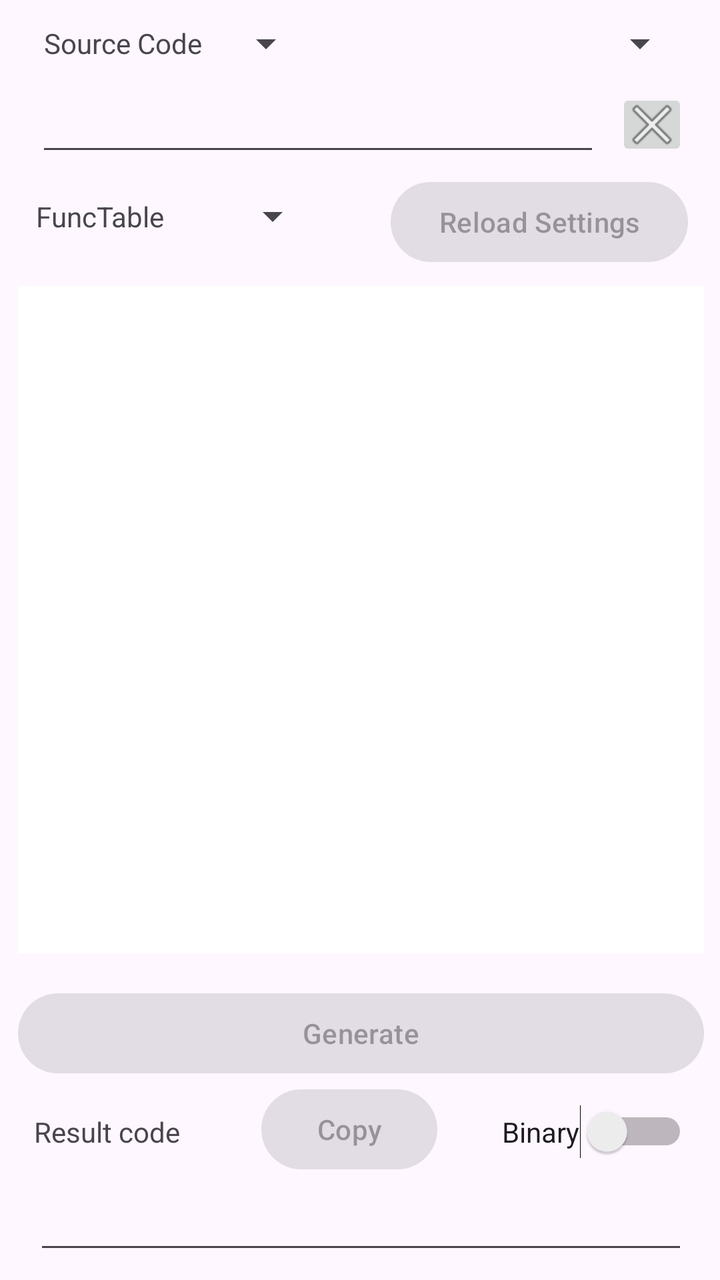
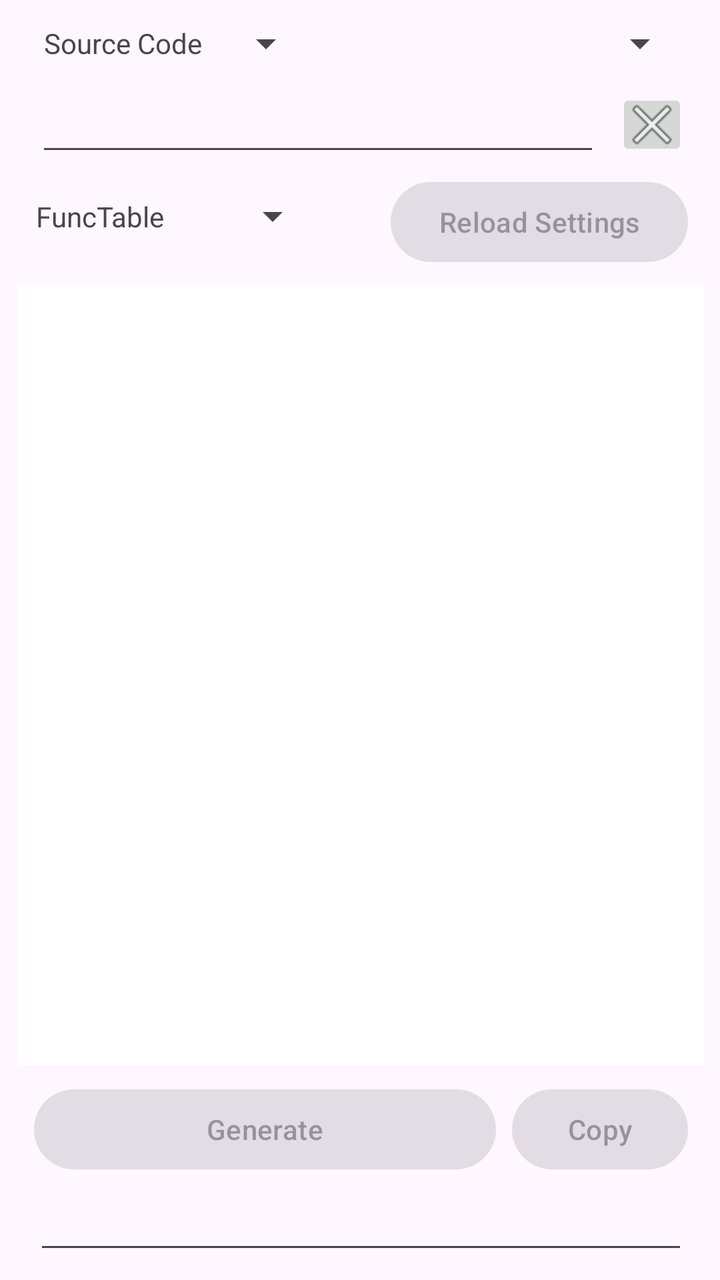

Compare the two renders of this Android layout. The source of the first and the diff that turns it into the second are given below.
<!-- AndroidManifest.xml: application theme Theme.DashingCodeEditor -->
<!-- res/layout/activity_main.xml -->
<?xml version="1.0" encoding="utf-8"?>
<androidx.constraintlayout.widget.ConstraintLayout xmlns:android="http://schemas.android.com/apk/res/android"
    xmlns:app="http://schemas.android.com/apk/res-auto"
    xmlns:tools="http://schemas.android.com/tools"
    android:id="@+id/main"
    android:layout_width="match_parent"
    android:layout_height="match_parent"
    android:paddingLeft="1dp"
    tools:context=".MainActivity">

    <LinearLayout
        android:layout_width="0dp"
        android:layout_height="683dp"
        android:orientation="horizontal"
        tools:layout_editor_absoluteX="1dp"
        tools:layout_editor_absoluteY="145dp"></LinearLayout>

    <androidx.constraintlayout.widget.ConstraintLayout
        android:id="@+id/constraintLayout2"
        android:layout_width="0dp"
        android:layout_height="wrap_content"
        android:layout_marginStart="8dp"
        android:layout_marginEnd="8dp"
        android:paddingStart="1dp"
        android:textAlignment="center"
        app:layout_constraintEnd_toEndOf="parent"
        app:layout_constraintHorizontal_bias="0.0"
        app:layout_constraintStart_toStartOf="parent"
        app:layout_constraintTop_toTopOf="parent">

        <TextView
            android:id="@+id/textView"
            android:layout_width="wrap_content"
            android:layout_height="wrap_content"
            android:layout_marginStart="12dp"
            android:layout_marginTop="12dp"
            android:text="Source Code"
            app:layout_constraintStart_toStartOf="parent"
            app:layout_constraintTop_toTopOf="parent" />

        <EditText
            android:id="@+id/inputSourceIHUCode"
            android:layout_width="0dp"
            android:layout_height="wrap_content"
            android:layout_marginStart="8dp"
            android:layout_marginTop="8dp"
            android:layout_marginEnd="8dp"
            android:editable="true"
            android:ems="10"
            android:gravity="start|top"
            android:inputType="textMultiLine"
            app:layout_constraintEnd_toStartOf="@+id/clearIHUSourceCode"
            app:layout_constraintStart_toStartOf="parent"
            app:layout_constraintTop_toBottomOf="@+id/blockTypesSpiner" />

        <Button
            android:id="@+id/IHULoadingButton"
            android:layout_width="wrap_content"
            android:layout_height="wrap_content"
            android:layout_marginTop="4dp"
            android:layout_marginEnd="8dp"
            android:enabled="false"
            android:text="Reload Settings"
            app:layout_constraintEnd_toEndOf="parent"
            app:layout_constraintTop_toBottomOf="@+id/inputSourceIHUCode" />

        <ImageButton
            android:id="@+id/clearIHUSourceCode"
            android:layout_width="36dp"
            android:layout_height="36dp"
            android:layout_marginEnd="8dp"
            app:layout_constraintBottom_toBottomOf="@+id/inputSourceIHUCode"
            app:layout_constraintEnd_toEndOf="parent"
            app:layout_constraintTop_toTopOf="@+id/inputSourceIHUCode"
            app:srcCompat="@android:drawable/ic_menu_close_clear_cancel" />

        <Spinner
            android:id="@+id/IHUDEfaultCodesSpiner"
            android:layout_width="0dp"
            android:layout_height="wrap_content"
            android:layout_marginStart="7dp"
            android:layout_marginEnd="8dp"
            app:layout_constraintBottom_toBottomOf="@+id/blockTypesSpiner"
            app:layout_constraintEnd_toEndOf="parent"
            app:layout_constraintStart_toEndOf="@+id/blockTypesSpiner"
            app:layout_constraintTop_toTopOf="@+id/blockTypesSpiner"
            app:layout_constraintVertical_bias="0.0" />

        <Spinner
            android:id="@+id/blockTypesSpiner"
            android:layout_width="0dp"
            android:layout_height="wrap_content"
            android:layout_marginStart="8dp"
            app:layout_constraintBottom_toBottomOf="@+id/textView"
            app:layout_constraintStart_toEndOf="@+id/textView"
            app:layout_constraintTop_toTopOf="@+id/textView" />

        <Spinner
            android:id="@+id/FuncTableSpinner"
            android:layout_width="wrap_content"
            android:layout_height="wrap_content"
            app:layout_constraintBottom_toBottomOf="parent"
            app:layout_constraintEnd_toStartOf="@+id/IHULoadingButton"
            app:layout_constraintHorizontal_bias="0.461"
            app:layout_constraintStart_toEndOf="@+id/textView2"
            app:layout_constraintTop_toTopOf="@+id/IHULoadingButton"
            app:layout_constraintVertical_bias="0.375" />

        <TextView
            android:id="@+id/textView2"
            android:layout_width="wrap_content"
            android:layout_height="wrap_content"
            android:layout_marginStart="8dp"
            android:text="FuncTable"
            app:layout_constraintBottom_toBottomOf="@+id/FuncTableSpinner"
            app:layout_constraintStart_toStartOf="parent"
            app:layout_constraintTop_toTopOf="@+id/FuncTableSpinner" />
    </androidx.constraintlayout.widget.ConstraintLayout>

    <ScrollView style="@style/Base.Theme.DashingCodeEditor.ScrollViewStyle"
        android:id="@+id/scrollViewFunctionsIHU"
        android:layout_width="0dp"
        android:layout_height="0dp"
        android:layout_marginStart="8dp"
        android:layout_marginTop="8dp"
        android:layout_marginEnd="8dp"
        android:layout_marginBottom="8dp"
        app:layout_constraintBottom_toTopOf="@+id/constraintLayout3"
        app:layout_constraintEnd_toEndOf="parent"
        app:layout_constraintStart_toStartOf="parent"
        app:layout_constraintTop_toBottomOf="@+id/constraintLayout2">

        <LinearLayout
            android:id="@+id/LinearLayoutFunctionsIHU"
            android:layout_width="match_parent"
            android:layout_height="match_parent"
            android:orientation="vertical" />
    </ScrollView>

    <androidx.constraintlayout.widget.ConstraintLayout
        android:id="@+id/constraintLayout3"
        android:layout_width="0dp"
        android:layout_height="wrap_content"
        android:layout_marginStart="8dp"
        android:layout_marginEnd="8dp"
        android:layout_marginBottom="8dp"
        app:layout_constraintBottom_toBottomOf="parent"
        app:layout_constraintEnd_toEndOf="parent"
        app:layout_constraintStart_toStartOf="parent">

        <TextView
            android:id="@+id/textView6"
            android:layout_width="wrap_content"
            android:layout_height="wrap_content"
            android:layout_marginStart="8dp"
            android:text="Result code"
            app:layout_constraintBottom_toTopOf="@+id/resultIHUCode"
            app:layout_constraintStart_toStartOf="parent"
            app:layout_constraintTop_toBottomOf="@+id/ihuGenerateButton" />

        <EditText
            android:id="@+id/resultIHUCode"
            android:layout_width="0dp"
            android:layout_height="wrap_content"
            android:layout_marginStart="8dp"
            android:layout_marginTop="2dp"
            android:layout_marginEnd="8dp"
            android:editable="false"
            android:ems="10"
            android:gravity="start|top"
            android:inputType="textMultiLine"
            app:layout_constraintEnd_toEndOf="parent"
            app:layout_constraintHorizontal_bias="0.0"
            app:layout_constraintStart_toStartOf="parent"
            app:layout_constraintTop_toBottomOf="@+id/IHUCopyButton" />

        <Button
            android:id="@+id/IHUCopyButton"
            android:layout_width="wrap_content"
            android:layout_height="wrap_content"
            android:layout_marginStart="8dp"
            android:enabled="false"
            android:text="Copy"
            app:layout_constraintBottom_toTopOf="@+id/resultIHUCode"
            app:layout_constraintEnd_toStartOf="@+id/IHUBinarySwitch"
            app:layout_constraintStart_toEndOf="@+id/textView6"
            app:layout_constraintTop_toBottomOf="@+id/ihuGenerateButton" />

        <Button
            android:id="@+id/ihuGenerateButton"
            android:layout_width="0dp"
            android:layout_height="wrap_content"
            android:layout_marginTop="8dp"
            android:enabled="false"
            android:text="Generate"
            app:layout_constraintEnd_toEndOf="parent"
            app:layout_constraintStart_toStartOf="parent"
            app:layout_constraintTop_toTopOf="parent" />

        <Switch
            android:id="@+id/IHUBinarySwitch"
            android:layout_width="wrap_content"
            android:layout_height="wrap_content"
            android:layout_marginEnd="8dp"
            android:text="Binary"
            app:layout_constraintBottom_toTopOf="@+id/resultIHUCode"
            app:layout_constraintEnd_toEndOf="parent"
            app:layout_constraintTop_toBottomOf="@+id/ihuGenerateButton" />

    </androidx.constraintlayout.widget.ConstraintLayout>

</androidx.constraintlayout.widget.ConstraintLayout>
<!-- resources referenced by this layout -->
<resources>
  <style name="Base.Theme.DashingCodeEditor.ScrollViewStyle" parent="Base.Theme.DashingCodeEditor">
          <item name="android:background">@color/white</item>
      </style>
  <style name="Theme.DashingCodeEditor" parent="Base.Theme.DashingCodeEditor" />
  <style name="Base.Theme.DashingCodeEditor" parent="Theme.Material3.DayNight.NoActionBar">
          
          
      </style>
  <color name="white">#FFFFFFFF</color>
</resources>

<!-- the commit's change to res/layout/activity_main.xml (unified diff, before → after) -->
@@ -148,16 +148,6 @@
         app:layout_constraintEnd_toEndOf="parent"
         app:layout_constraintStart_toStartOf="parent">
 
-        <TextView
-            android:id="@+id/textView6"
-            android:layout_width="wrap_content"
-            android:layout_height="wrap_content"
-            android:layout_marginStart="8dp"
-            android:text="Result code"
-            app:layout_constraintBottom_toTopOf="@+id/resultIHUCode"
-            app:layout_constraintStart_toStartOf="parent"
-            app:layout_constraintTop_toBottomOf="@+id/ihuGenerateButton" />
-
         <EditText
             android:id="@+id/resultIHUCode"
             android:layout_width="0dp"
@@ -178,34 +168,24 @@
             android:id="@+id/IHUCopyButton"
             android:layout_width="wrap_content"
             android:layout_height="wrap_content"
-            android:layout_marginStart="8dp"
+            android:layout_marginEnd="8dp"
             android:enabled="false"
             android:text="Copy"
             app:layout_constraintBottom_toTopOf="@+id/resultIHUCode"
-            app:layout_constraintEnd_toStartOf="@+id/IHUBinarySwitch"
-            app:layout_constraintStart_toEndOf="@+id/textView6"
-            app:layout_constraintTop_toBottomOf="@+id/ihuGenerateButton" />
+            app:layout_constraintEnd_toEndOf="parent"
+            app:layout_constraintTop_toTopOf="parent" />
 
         <Button
             android:id="@+id/ihuGenerateButton"
             android:layout_width="0dp"
             android:layout_height="wrap_content"
-            android:layout_marginTop="8dp"
+            android:layout_marginStart="8dp"
+            android:layout_marginEnd="8dp"
             android:enabled="false"
             android:text="Generate"
-            app:layout_constraintEnd_toEndOf="parent"
+            app:layout_constraintEnd_toStartOf="@+id/IHUCopyButton"
             app:layout_constraintStart_toStartOf="parent"
             app:layout_constraintTop_toTopOf="parent" />
-
-        <Switch
-            android:id="@+id/IHUBinarySwitch"
-            android:layout_width="wrap_content"
-            android:layout_height="wrap_content"
-            android:layout_marginEnd="8dp"
-            android:text="Binary"
-            app:layout_constraintBottom_toTopOf="@+id/resultIHUCode"
-            app:layout_constraintEnd_toEndOf="parent"
-            app:layout_constraintTop_toBottomOf="@+id/ihuGenerateButton" />
 
     </androidx.constraintlayout.widget.ConstraintLayout>
 
